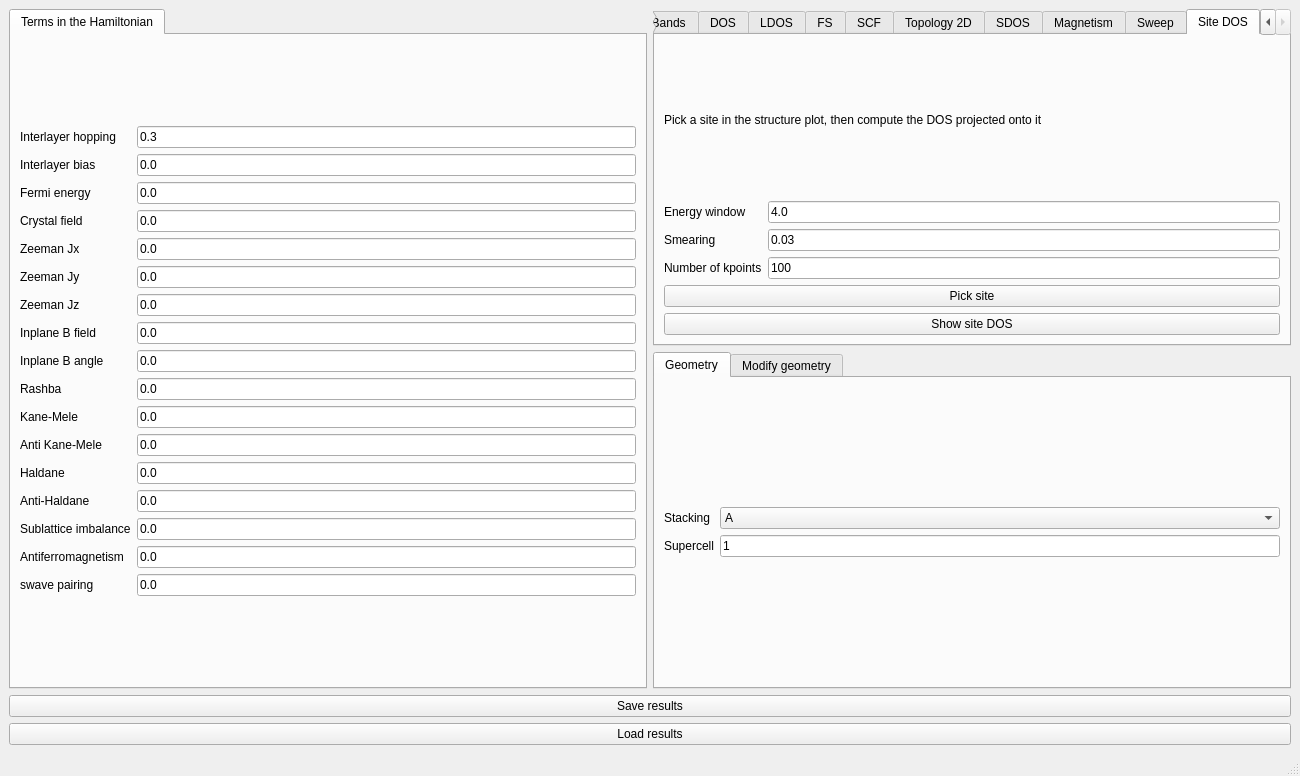
Old version of the form interface-pyqt/multilayergraphene/interface.ui in the repository joselado/quantum-lattice.
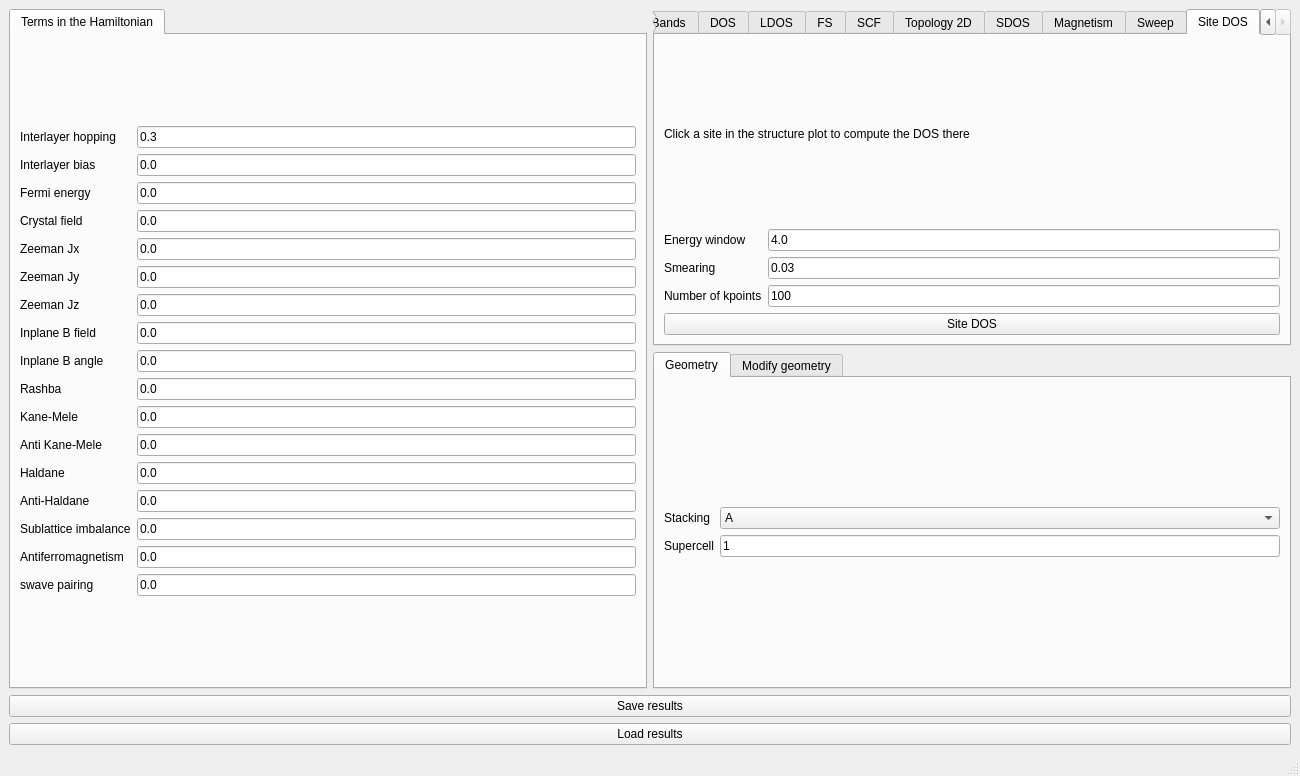
New version of the form. The open tabs and pages were chosen to show the change. Custom widgets are drawn as their Qt base class.

Commit message: Make Site DOS a single interactive view instead of two separate steps

Diff of the .ui file:
```diff
--- a/interface-pyqt/multilayergraphene/interface.ui
+++ b/interface-pyqt/multilayergraphene/interface.ui
@@ -1342,7 +1342,7 @@
         <item>
          <widget class="BodyLabel" name="label_site_dos_info">
           <property name="text">
-           <string>Pick a site in the structure plot, then compute the DOS projected onto it</string>
+           <string>Click a site in the structure plot to compute the DOS there</string>
           </property>
           <property name="wordWrap">
            <bool>true</bool>
@@ -1395,20 +1395,10 @@
           </item>
          </layout>
         </item>
-        <item>
-         <widget class="PushButton" name="select_site_dos">
-          <property name="toolTip">
-           <string>Click a site in the structure plot to select it</string>
-          </property>
-          <property name="text">
-           <string>Pick site</string>
-          </property>
-         </widget>
-        </item>
         <item>
          <widget class="PushButton" name="show_site_dos">
           <property name="text">
-           <string>Show site DOS</string>
+           <string>Site DOS</string>
           </property>
          </widget>
         </item>
```
The commit also changes 30 other files.
